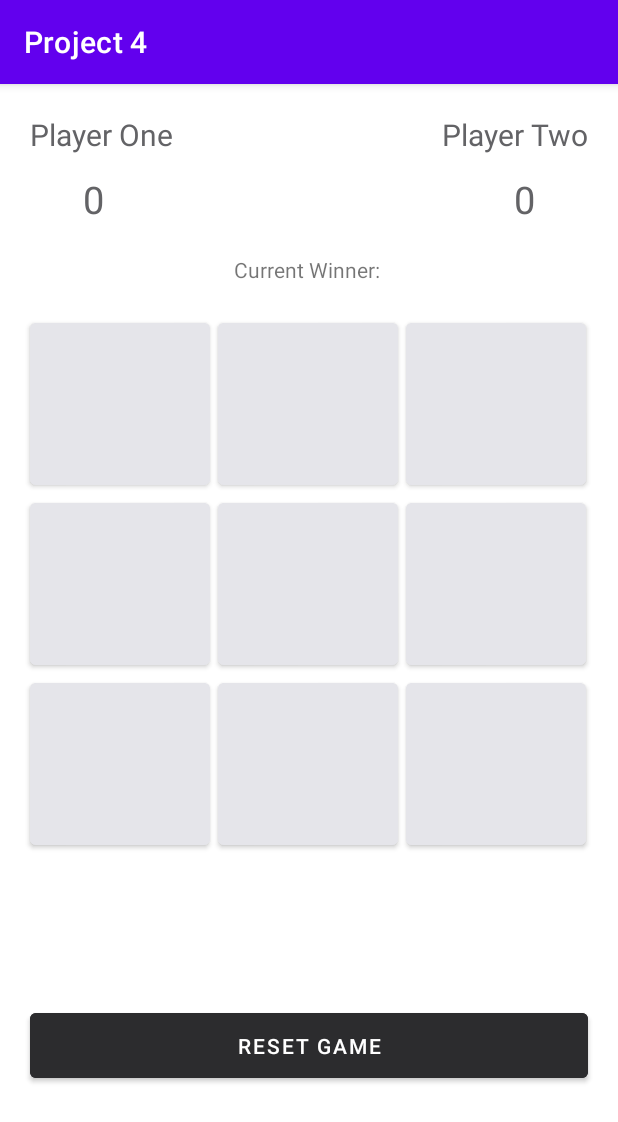
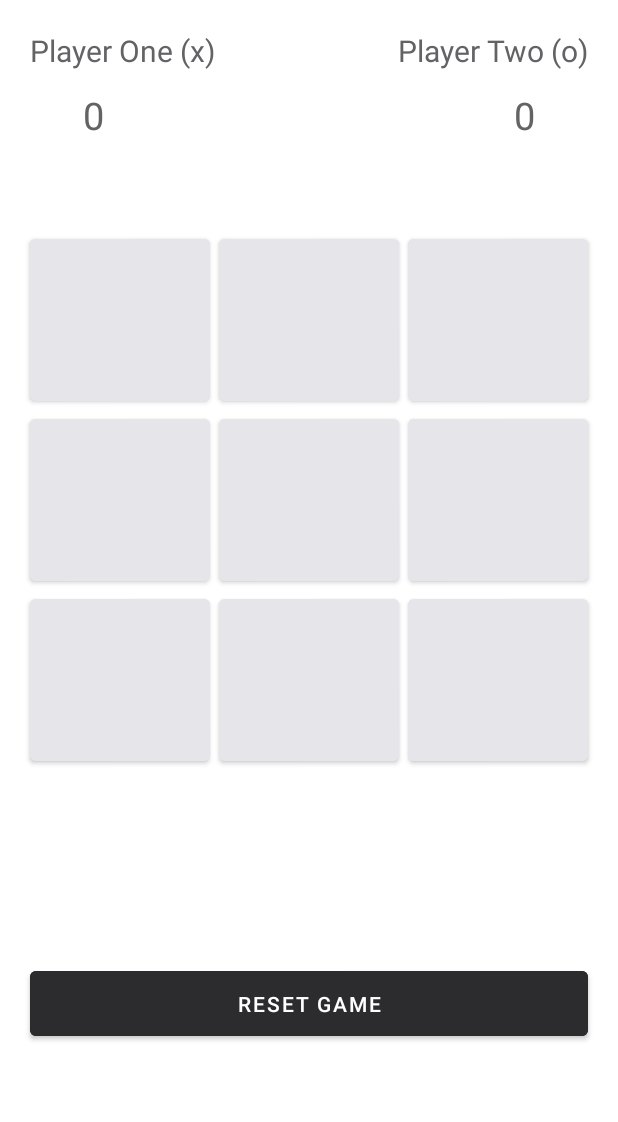
Before and after one commit to jacobdiaz/CS478-Project4, an Android app: the screen it shows after launch (MainActivity), on a phone screen of 412 x 824 dp. Shown: the top 1122 px of the screen. Run offline under Robolectric (Android 15) with nearby library versions, the phone set to English and light mode, and no system bars.

```diff
--- a/app/src/main/java/com/jdiaz88/project4/MainActivity.java
+++ b/app/src/main/java/com/jdiaz88/project4/MainActivity.java
@@ -2,13 +2,144 @@ package com.jdiaz88.project4;
 
 import androidx.appcompat.app.AppCompatActivity;
 
+import android.graphics.Color;
 import android.os.Bundle;
+import android.util.Log;
+import android.view.View;
+import android.widget.Button;
+import android.widget.TextView;
+import android.widget.Toast;
 
-public class MainActivity extends AppCompatActivity {
+public class MainActivity extends AppCompatActivity implements View.OnClickListener {
+
+    private int playerOneScoreCount, playerTwoScoreCount, roundCount;
+    private TextView playerOneScoreTv, playerTwoScoreTv, playerWinningTv;
+    private final Button[] cells = new Button[9];
+    private Button resetGameBtn;
+
+    boolean activePlayer;
+
+    // GameState -> (Player 1 = 0) (Player 2 = 1) (empty = 2)
+    int[] gameState = {
+            2, 2, 2,
+            2, 2, 2,
+            2, 2, 2
+    };
+    int[][] winningPositions = {
+            {0, 1, 2}, {3, 4, 5}, {6, 7, 8}, // Rows
+            {0, 3, 6}, {1, 4, 7}, {2, 5, 8}, // Cols
+            {0, 4, 8}, {2, 4, 6}           // Diagnols
+    };
+
 
     @Override
     protected void onCreate(Bundle savedInstanceState) {
         super.onCreate(savedInstanceState);
         setContentView(R.layout.activity_main);
+        getSupportActionBar().hide(); // Hides the title bar
+
+        // Initialize UI elements
+        playerOneScoreTv = (TextView) findViewById(R.id.playerOneScore);
+        playerTwoScoreTv = (TextView) findViewById(R.id.playerTwoScore);
+        playerWinningTv = (TextView) findViewById(R.id.playerWinning);
+        resetGameBtn = (Button) findViewById(R.id.btn_ResetGame);
+
+        resetGameBtn.setOnClickListener(this::onResetBtnClicked);
+
+        // Initialize Grid Cells
+        for (int i = 0; i < cells.length; i++) {
+            String cellID = "cell_" + i;
+            int resourceId = getResources().getIdentifier(cellID, "id", getPackageName());
+            cells[i] = (Button) findViewById(resourceId);
+
+            // Add a listener for each cell
+            cells[i].setOnClickListener(this);
+        }
+
+        // Initialize score
+        playerOneScoreCount = 0;
+        playerTwoScoreCount = 0;
+        activePlayer = true;
+        roundCount = 0;
+
+    }
+
+
+    public void onResetBtnClicked(View v) {
+        Log.i("Test","Button :"+ v.getResources().getResourceEntryName(v.getId()) + "was clicked");
+    }
+
+    @Override
+    public void onClick(View v) {
+        // TODO Switch to using currentcell
+        Button currentCell = (Button) v;
+
+        // If the cell has already been clicked -> return
+        if (!((Button) v).getText().toString().equals("")) {
+            return;
+        }
+
+        String cellID = v.getResources().getResourceEntryName(v.getId()); // returns -> cell_2
+        int gameStatePointer = Integer.parseInt(cellID.substring(cellID.length() - 1)); //returns -> 2
+        // If no one has one
+        if (!checkForWinner()) {
+            if (activePlayer) { // If player 1 turn
+                currentCell.setText("X");
+                ((Button) v).setTextColor(Color.parseColor("#ff375f"));
+                // Change the state of the game
+                gameState[gameStatePointer] = 0;
+            } else { // If player 2 turn
+                currentCell.setText("O");
+                ((Button) v).setTextColor(Color.parseColor("#007bff"));
+                // Change the state of the game
+                gameState[gameStatePointer] = 1;
+            }
+            roundCount++;
+            activePlayer = !activePlayer; // Toggle Player turn
+        }
+
+        // If someone wins!
+        if (checkForWinner()) {
+            Toast.makeText(this, "Winner!", Toast.LENGTH_SHORT).show();
+        }
+    }
+
+    // Comparing the current state of the game with any possible winning state
+    public boolean checkForWinner() {
+        boolean result = false;
+
+        // For every position in winning positions
+        for (int[] winningPosition : winningPositions) {
+            if (gameState[winningPosition[0]] == gameState[winningPosition[1]] &&
+                    gameState[winningPosition[1]] == gameState[winningPosition[2]] &&
+                    gameState[winningPosition[0]] != 2) {
+                result = true;
+                updateScores();
+            }
+        }
+        return result;
+    }
+
+    // Update UI
+    public void updateScores(){
+        int player = activePlayer ? 1: 0;
+
+        // Player 1
+        if(player == 0){
+            playerOneScoreCount += 1;
+            playerOneScoreTv.setText(String.valueOf(playerOneScoreCount));
+            playerWinningTv.setText("Player 1 Wins!");
+        }
+        // Player 2
+        else{
+           playerTwoScoreCount += 1;
+           playerTwoScoreTv.setText(String.valueOf(playerTwoScoreCount));
+           playerWinningTv.setText("Player 2 Wins!");
+        }
+    }
+
+    //TODO implement board reset
+    public void resetBoard(){
+
     }
 }
--- a/app/src/main/res/layout/activity_main.xml
+++ b/app/src/main/res/layout/activity_main.xml
@@ -6,15 +6,16 @@
     android:layout_height="match_parent"
     tools:context=".MainActivity">
 
+
     <TextView
-        android:id="@+id/playerOne"
+        android:id="@+id/playerOneLabel"
         android:layout_width="wrap_content"
         android:layout_height="wrap_content"
         android:textColor="#636366"
         android:layout_margin="20dp"
         android:layout_marginStart="68dp"
         android:layout_marginTop="16dp"
-        android:text="Player One"
+        android:text="Player One (x)"
         app:layout_constraintStart_toStartOf="parent"
         app:layout_constraintTop_toTopOf="parent"
         android:textSize="20dp"
@@ -29,16 +30,16 @@
         android:text="0"
         android:textSize="25dp"
         android:layout_marginLeft="35dp"
-        app:layout_constraintStart_toStartOf="@+id/playerOne"
-        app:layout_constraintTop_toBottomOf="@+id/playerOne" />
+        app:layout_constraintStart_toStartOf="@+id/playerOneLabel"
+        app:layout_constraintTop_toBottomOf="@+id/playerOneLabel" />
 
     <TextView
-        android:id="@+id/playerTwo"
+        android:id="@+id/playerTwoLabel"
         android:layout_width="wrap_content"
         android:layout_height="wrap_content"
         android:textColor="#636366"
         android:layout_margin="20dp"
-        android:text="Player Two"
+        android:text="Player Two (o)"
         android:textSize="20dp"
         app:layout_constraintEnd_toEndOf="parent"
         app:layout_constraintTop_toTopOf="parent" />
@@ -52,22 +53,21 @@
         android:text="0"
         android:textSize="25dp"
         android:layout_marginRight="35dp"
-        app:layout_constraintEnd_toEndOf="@+id/playerTwo"
-        app:layout_constraintTop_toBottomOf="@+id/playerTwo" />
+        app:layout_constraintEnd_toEndOf="@+id/playerTwoLabel"
+        app:layout_constraintTop_toBottomOf="@+id/playerTwoLabel" />
 
     <TextView
         android:id="@+id/playerWinning"
         android:layout_width="match_parent"
         android:layout_height="wrap_content"
         android:layout_margin="20dp"
-        android:text="Current Winner: "
         android:textAlignment="center"
         app:layout_constraintTop_toBottomOf="@+id/playerOneScore" />'
 
     <!-- GRID STARTS HERE-->
 <!--    Row 1 -->
     <Button
-        android:id="@+id/cell_0x0"
+        android:id="@+id/cell_0"
         android:layout_width="120dp"
         android:layout_height="120dp"
         android:layout_marginLeft="20dp"
@@ -79,32 +79,32 @@
         app:layout_constraintTop_toBottomOf="@+id/playerWinning" />
 
     <Button
-        android:id="@+id/cell_0x1"
+        android:id="@+id/cell_1"
+        android:layout_width="120dp"
+        android:layout_height="120dp"
+        android:backgroundTint="#e5e5ea"
+        android:textColor="#636366"
+        android:textSize="70dp"
+        android:layout_marginTop="20dp"
+        app:layout_constraintEnd_toStartOf="@+id/cell_2"
+        app:layout_constraintStart_toEndOf="@+id/cell_0"
+        app:layout_constraintTop_toBottomOf="@+id/playerWinning" />
+
+    <Button
+        android:id="@+id/cell_2"
         android:layout_width="120dp"
         android:layout_height="120dp"
         android:layout_marginTop="20dp"
-        android:layout_marginLeft="5dp"
+        android:layout_marginRight="20dp"
         android:backgroundTint="#e5e5ea"
         android:textColor="#636366"
         android:textSize="70dp"
-        app:layout_constraintStart_toEndOf="@+id/cell_0x0"
-        app:layout_constraintTop_toBottomOf="@+id/playerWinning" />
-
-    <Button
-        android:id="@+id/cell_0x2"
-        android:layout_width="120dp"
-        android:layout_height="120dp"
-        android:layout_marginTop="20dp"
-        android:layout_marginLeft="5dp"
-        android:backgroundTint="#e5e5ea"
-        android:textColor="#636366"
-        android:textSize="70dp"
-        app:layout_constraintStart_toEndOf="@+id/cell_0x1"
+        app:layout_constraintEnd_toEndOf="parent"
         app:layout_constraintTop_toBottomOf="@+id/playerWinning" />
 
 <!--    Row 2-->
     <Button
-        android:id="@+id/cell_1x0"
+        android:id="@+id/cell_3"
         android:layout_width="120dp"
         android:layout_height="120dp"
         android:layout_marginLeft="20dp"
@@ -113,33 +113,35 @@
         android:textColor="#636366"
         android:textSize="70dp"
         app:layout_constraintStart_toStartOf="parent"
-        app:layout_constraintTop_toBottomOf="@+id/cell_0x1" />
+        app:layout_constraintTop_toBottomOf="@+id/cell_1" />
 
     <Button
-        android:id="@+id/cell_1x1"
+        android:id="@+id/cell_4"
         android:layout_width="120dp"
         android:layout_height="120dp"
         android:layout_marginLeft="5dp"
+        android:layout_marginRight="5dp"
         android:backgroundTint="#e5e5ea"
         android:textColor="#636366"
         android:textSize="70dp"
-        app:layout_constraintStart_toEndOf="@+id/cell_0x0"
-        app:layout_constraintTop_toBottomOf="@+id/cell_0x1" />
+        app:layout_constraintEnd_toStartOf="@+id/cell_5"
+        app:layout_constraintStart_toEndOf="@+id/cell_0"
+        app:layout_constraintTop_toBottomOf="@+id/cell_1" />
 
     <Button
-        android:id="@+id/cell_1x2"
+        android:id="@+id/cell_5"
         android:layout_width="120dp"
         android:layout_height="120dp"
-        android:layout_marginLeft="5dp"
+        android:layout_marginRight="20dp"
         android:backgroundTint="#e5e5ea"
         android:textColor="#636366"
         android:textSize="70dp"
-        app:layout_constraintStart_toEndOf="@+id/cell_0x1"
-        app:layout_constraintTop_toBottomOf="@+id/cell_0x1" />
+        app:layout_constraintEnd_toEndOf="parent"
+        app:layout_constraintTop_toBottomOf="@+id/cell_1" />
 <!--    Row 3-->
 
     <Button
-        android:id="@+id/cell_2x0"
+        android:id="@+id/cell_6"
         android:layout_width="120dp"
         android:layout_height="120dp"
         android:layout_marginLeft="20dp"
@@ -148,29 +150,31 @@
         android:textColor="#636366"
         android:textSize="70dp"
         app:layout_constraintStart_toStartOf="parent"
-        app:layout_constraintTop_toBottomOf="@+id/cell_1x1" />
+        app:layout_constraintTop_toBottomOf="@+id/cell_4" />
 
     <Button
-        android:id="@+id/cell_2x1"
+        android:id="@+id/cell_7"
         android:layout_width="120dp"
         android:layout_height="120dp"
         android:layout_marginLeft="5dp"
+        android:layout_marginRight="5dp"
         android:backgroundTint="#e5e5ea"
         android:textColor="#636366"
         android:textSize="70dp"
-        app:layout_constraintStart_toEndOf="@+id/cell_0x0"
-        app:layout_constraintTop_toBottomOf="@+id/cell_1x1" />
+        app:layout_constraintEnd_toStartOf="@+id/cell_8"
+        app:layout_constraintStart_toEndOf="@+id/cell_0"
+        app:layout_constraintTop_toBottomOf="@+id/cell_4" />
 
     <Button
-        android:id="@+id/cell_2x2"
+        android:id="@+id/cell_8"
         android:layout_width="120dp"
         android:layout_height="120dp"
-        android:layout_marginLeft="5dp"
+        android:layout_marginRight="20dp"
         android:backgroundTint="#e5e5ea"
         android:textColor="#636366"
         android:textSize="70dp"
-        app:layout_constraintStart_toEndOf="@+id/cell_0x1"
-        app:layout_constraintTop_toBottomOf="@+id/cell_1x1" />
+        app:layout_constraintEnd_toEndOf="parent"
+        app:layout_constraintTop_toBottomOf="@+id/cell_4" />
 <!--    END OF GRID-->
 
 
@@ -185,7 +189,7 @@
         android:textColor="@color/white"
         android:text="Reset Game"
         app:layout_constraintBottom_toBottomOf="parent"
-        app:layout_constraintTop_toBottomOf="@+id/cell_2x1"
+        app:layout_constraintTop_toBottomOf="@+id/cell_7"
         tools:layout_editor_absoluteX="20dp" />
 
 </androidx.constraintlayout.widget.ConstraintLayout>
```
